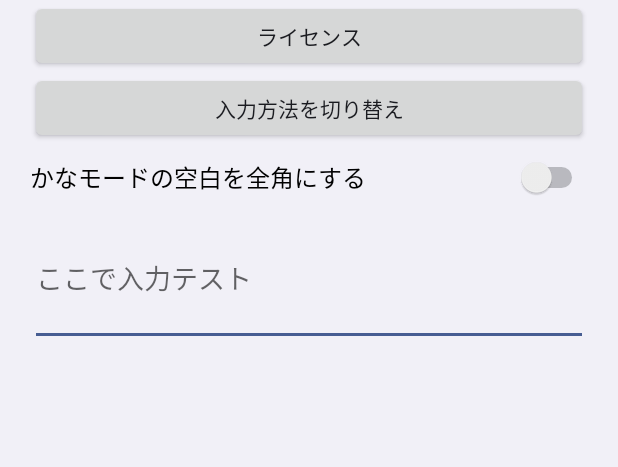
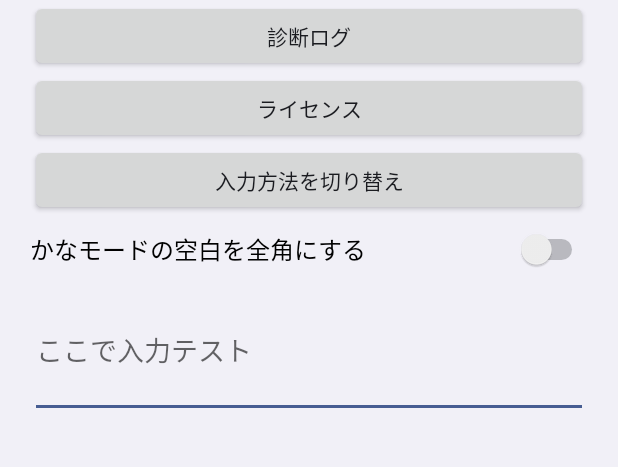
Before and after one commit to nuko6925/hajiku, an Android app: the screen it shows after launch (MainActivity), after a tap on "パスワード", on a phone screen of 412 x 824 dp, the part 540-1007 px from its top. Run offline under Robolectric (Android 15) with nearby library versions, the phone set to English and light mode, and no system bars.

```diff
--- a/app/build.gradle.kts
+++ b/app/build.gradle.kts
@@ -19,8 +19,8 @@ android {
         applicationId = "io.github.nuko6925.flickkb"
         minSdk = 29
         targetSdk = 35
-        versionCode = 12
-        versionName = "0.6.1"
+        versionCode = 13
+        versionName = "0.6.2"
     }
 
     signingConfigs {
--- /dev/null
+++ b/app/src/main/java/io/github/nuko6925/flickkb/Diag.kt
@@ -0,0 +1,37 @@
+package io.github.nuko6925.flickkb
+
+import android.content.Context
+import android.util.Log
+import java.io.File
+import java.text.SimpleDateFormat
+import java.util.Date
+import java.util.Locale
+
+/**
+ * 自動入力まわりの診断ログ (アプリ内「診断ログ」と adb logcat -s Hajiku で見られる)。
+ * パスワードやユーザー名は書かない
+ */
+object Diag {
+    private const val TAG = "Hajiku"
+    private const val MAX = 200
+    private var file: File? = null
+    private val fmt = SimpleDateFormat("HH:mm:ss", Locale.ROOT)
+
+    fun init(ctx: Context) {
+        if (file == null) file = File(ctx.applicationContext.filesDir, "diag.log")
+    }
+
+    @Synchronized
+    fun log(msg: String) {
+        Log.d(TAG, msg)
+        val f = file ?: return
+        runCatching {
+            val lines = (if (f.exists()) f.readLines() else emptyList()) + "${fmt.format(Date())} $msg"
+            f.writeText(lines.takeLast(MAX).joinToString("\n") + "\n")
+        }
+    }
+
+    fun read(): String = file?.takeIf { it.exists() }?.readText().orEmpty().ifEmpty { "(ログなし)" }
+
+    fun clear() { file?.delete() }
+}
--- a/app/src/main/java/io/github/nuko6925/flickkb/MainActivity.kt
+++ b/app/src/main/java/io/github/nuko6925/flickkb/MainActivity.kt
@@ -43,6 +43,21 @@ class MainActivity : Activity() {
                 }
             })
             addView(Button(this@MainActivity).apply {
+                text = "診断ログ"
+                setOnClickListener {
+                    Diag.init(this@MainActivity)
+                    val log = Diag.read()
+                    android.app.AlertDialog.Builder(this@MainActivity).setTitle("診断ログ")
+                        .setMessage(log)
+                        .setPositiveButton("コピー") { _, _ ->
+                            getSystemService(android.content.ClipboardManager::class.java)
+                                ?.setPrimaryClip(android.content.ClipData.newPlainText("diag", log))
+                        }
+                        .setNeutralButton("消去") { _, _ -> Diag.clear() }
+                        .setNegativeButton("閉じる", null).show()
+                }
+            })
+            addView(Button(this@MainActivity).apply {
                 text = "ライセンス"
                 setOnClickListener { startActivity(Intent(this@MainActivity, LicensesActivity::class.java)) }
             })
--- a/app/src/main/java/io/github/nuko6925/flickkb/VaultActivity.kt
+++ b/app/src/main/java/io/github/nuko6925/flickkb/VaultActivity.kt
@@ -44,6 +44,8 @@ class VaultActivity : Activity() {
         super.onCreate(savedInstanceState)
         // 一覧はスクショ・最近使ったアプリのサムネイルに写さない
         window.addFlags(WindowManager.LayoutParams.FLAG_SECURE)
+        Diag.init(this)
+        Diag.log("vault: 起動 pick=${intent.getBooleanExtra(EXTRA_PICK, false)}")
         title = "パスワード"
         store = VaultStore.get(this)
         pick = intent.getBooleanExtra(EXTRA_PICK, false)
@@ -58,6 +60,7 @@ class VaultActivity : Activity() {
 
     override fun onStop() {
         super.onStop()
+        Diag.log("vault: onStop away=$away")
         if (away) return
         // 離れたら鍵をかける。選択モードは閉じる
         unlocked = false
@@ -69,7 +72,7 @@ class VaultActivity : Activity() {
         away = true
         VaultAuth.authenticate(this, "パスワードを表示",
             onOk = { away = false; unlocked = true; reload() },
-            onFail = { msg -> away = false; msg?.let { toast(it) }; finish() })
+            onFail = { msg -> away = false; Diag.log("vault: 認証失敗 $msg"); msg?.let { toast(it) }; finish() })
     }
 
     /** 認証が切れていたら (60 秒経過) もう一度認証してから実行 */
```
Also changed, not shown: app/src/main/java/io/github/nuko6925/flickkb/FlickImeService.kt (+6 -1 lines), app/src/main/java/io/github/nuko6925/flickkb/HajikuAutofillService.kt (+18 -2 lines).
